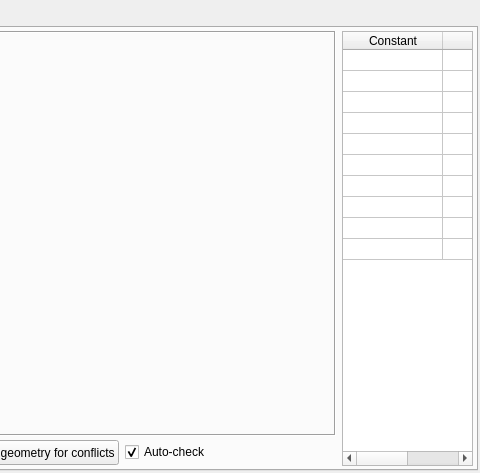
Above: src/gui/detectoraddonswindow.ui from andrmor/ANTS2 before the change; both pictures show x 424 to 904 and y 0 to 473 of the 904 by 473 pixel window. Below: the same form after it.
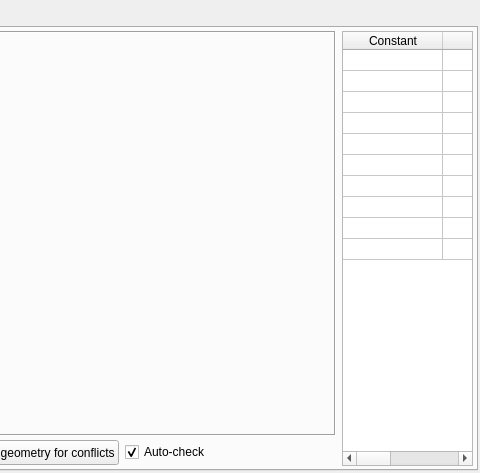
That is the form after the change.

Commit message: preparation for geo cont expression

```diff
--- a/src/gui/detectoraddonswindow.ui
+++ b/src/gui/detectoraddonswindow.ui
@@ -311,6 +311,11 @@
             <string>Value</string>
            </property>
           </column>
+          <column>
+           <property name="text">
+            <string>Expression</string>
+           </property>
+          </column>
          </widget>
         </item>
        </layout>
```
The commit also changes 5 other files.
